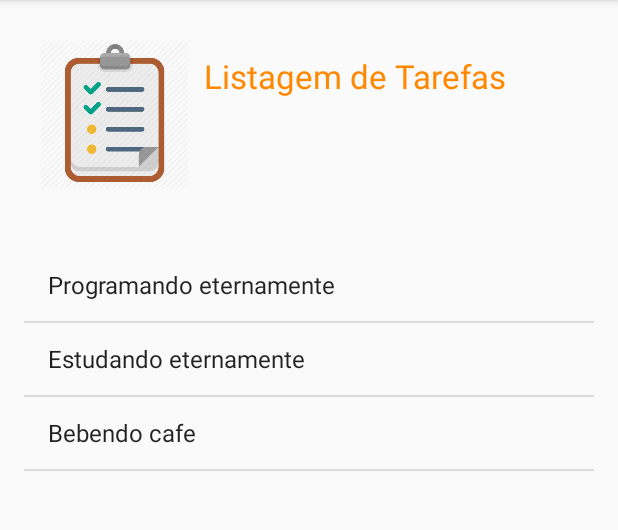
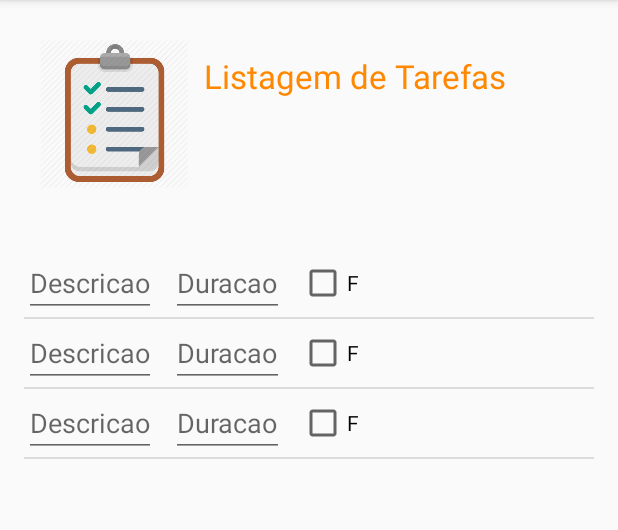
Before and after one commit to ManuJS/AppLista, an Android app: the screen it shows after launch (MainActivity), on a phone screen of 412 x 824 dp, the part 84-614 px from its top. Run offline under Robolectric (Android 15) with nearby library versions, the phone set to English and light mode, and no system bars.

Commit message:
criacao do adapter dentro do fragmente - exibicao do listview com adapter de listview personalizado com 2 campos de edicao de texto e 1 checkbox

```diff
--- a/app/src/main/java/applista/manu/com/Fragments/ListaFragments.java
+++ b/app/src/main/java/applista/manu/com/Fragments/ListaFragments.java
@@ -3,14 +3,16 @@ package applista.manu.com.Fragments;
 import android.os.Bundle;
 import android.support.annotation.Nullable;
 import android.support.v4.app.Fragment;
+import android.text.Editable;
+import android.text.TextWatcher;
 import android.view.LayoutInflater;
 import android.view.View;
 import android.view.ViewGroup;
-import android.widget.ArrayAdapter;
+import android.widget.BaseAdapter;
+import android.widget.CheckBox;
+import android.widget.EditText;
 import android.widget.ListView;
-
-import java.util.Arrays;
-import java.util.List;
+import android.widget.TextView;
 
 import applista.manu.com.R;
 
@@ -20,18 +22,108 @@ import applista.manu.com.R;
 public class ListaFragments extends Fragment {
 
     ListView listView;
+    private String[] descricao = new String[]{"", "", ""};
+    private String[] duracao;
+    private String[] status;
 
     @Nullable
     @Override
     public View onCreateView(LayoutInflater inflater, @Nullable ViewGroup container, @Nullable Bundle savedInstanceState) {
         View rootView = inflater.inflate(R.layout.fragment_main, container, false);
 
-        List<String> dados = Arrays.asList("Programando eternamente", "Estudando eternamente", "Bebendo cafe ");
-        ArrayAdapter<String> adapter = new ArrayAdapter<String>(getContext(), android.R.layout.simple_list_item_1, dados );
-        listView = (ListView) rootView.findViewById(R.id.listatarefas);
+        duracao = new String[descricao.length]; //aqui eu digo que duracao tem o mesmo tamanho de descricao
+        status  = new String[descricao.length]; //o mesmo tamanho do vetor de cima
 
-        listView.setAdapter(adapter);
+
+        MyListAdapter myListAdapter = new MyListAdapter();
+        ListView listView = (ListView) rootView.findViewById(R.id.listatarefas);
+        listView.setAdapter(myListAdapter);
+
 
         return rootView;
     }
+
+
+    private class MyListAdapter extends BaseAdapter {
+        @Override
+        public int getCount() {
+
+            if(descricao != null && descricao.length != 0){
+                return descricao.length;
+            }
+            return 0;
+        }
+
+        @Override
+        public Object getItem(int position) {
+            return descricao[position];
+        }
+
+        @Override
+        public long getItemId(int position) {
+            return position;
+        }
+
+        @Override
+        public View getView(int position, View view, ViewGroup viewGroup) {
+            final ViewHolder holder;
+            if (view == null) {
+
+                holder = new ViewHolder();
+
+                LayoutInflater inflater = getActivity().getLayoutInflater();
+                view = inflater.inflate(R.layout.item_lista_edit, null);
+                holder.editText = (EditText) view.findViewById(R.id.edtDescricao);
+                holder.editText = (EditText) view.findViewById(R.id.edtDuracao);
+                holder.chkBox = (CheckBox) view.findViewById(R.id.checkboxStatus);
+//                holder.chkBox.setChecked(false);
+
+
+                view.setTag(holder);
+
+
+
+            } else {
+
+                holder = (ViewHolder) view.getTag();
+            }
+
+
+            holder.ref = position;
+
+            holder.editText.setText(descricao[position]);
+            holder.editText.setText(duracao[position]);
+            holder.editText.addTextChangedListener(new TextWatcher() {
+
+                @Override
+                public void onTextChanged(CharSequence arg0, int arg1, int arg2, int arg3) {
+                    // TODO Auto-generated method stub
+
+                }
+
+                @Override
+                public void beforeTextChanged(CharSequence arg0, int arg1, int arg2,
+                                              int arg3) {
+                    // TODO Auto-generated method stub
+
+                }
+
+                @Override
+                public void afterTextChanged(Editable arg0) {
+                    // TODO Auto-generated method stub
+                    duracao[holder.ref] = arg0.toString();
+                    status[holder.ref] = arg0.toString();
+                }
+            });
+
+            return view;
+        }
+
+        private class ViewHolder {
+            EditText editText;
+            CheckBox chkBox;
+            int ref;
+        }
+
+    }
 }
--- /dev/null
+++ b/app/src/main/res/layout/item_lista_edit.xml
@@ -0,0 +1,42 @@
+<?xml version="1.0" encoding="utf-8"?>
+<LinearLayout xmlns:android="http://schemas.android.com/apk/res/android"
+    android:layout_width="match_parent"
+    android:layout_height="wrap_content"
+    android:orientation="horizontal">
+
+   <LinearLayout
+       android:layout_width="match_parent"
+       android:layout_height="wrap_content"
+       android:orientation="horizontal">
+
+       <EditText
+           android:hint="@string/descricao"
+           android:layout_width="0dp"
+           android:layout_height="wrap_content"
+           android:id="@+id/edtDescricao"
+           android:layout_marginRight="10dp"
+           android:singleLine="true"
+           android:layout_weight="1" />
+
+
+    <EditText
+        android:hint="@string/duracao"
+        android:layout_width="wrap_content"
+        android:layout_height="wrap_content"
+        android:id="@+id/edtDuracao"
+        android:layout_gravity="center_horizontal"
+        android:layout_marginRight="10dp" />
+
+
+       <CheckBox android:id="@+id/checkboxStatus"
+           android:layout_width="wrap_content"
+           android:layout_height="wrap_content"
+           android:text="@string/finalizado"
+
+           android:checked="false"
+           android:layout_gravity="center_vertical|right"
+           android:layout_marginRight="30dp" />
+
+
+   </LinearLayout>
+</LinearLayout>
--- /dev/null
+++ b/app/src/main/res/values-w820dp/strings.xml
@@ -0,0 +1,4 @@
+<?xml version="1.0" encoding="utf-8"?>
+<resources>
+    <string name="duracao">Duracao</string>
+</resources>
--- a/app/src/main/res/values/strings.xml
+++ b/app/src/main/res/values/strings.xml
@@ -1,3 +1,6 @@
 <resources>
     <string name="app_name">AppLista</string>
+    <string name="descricao">Descricao</string>
+    <string name="finalizado">F</string>
+    <string name="duracao">Duracao</string>
 </resources>
```
